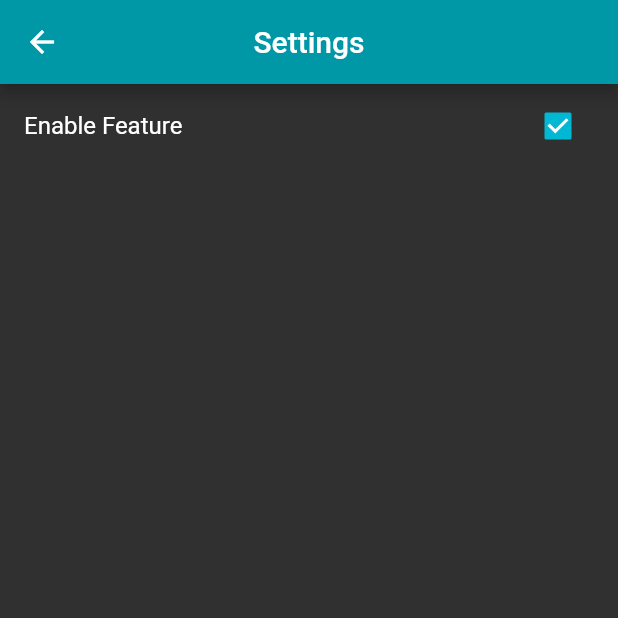
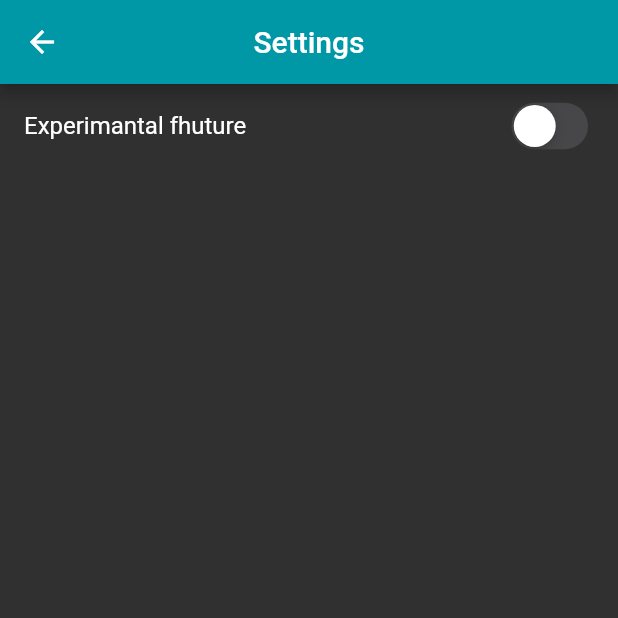
Before and after one commit to jaanonim/Homework, a Flutter app: the Settings screen opened by its route, on a phone screen of 412 x 824 dp, the top half of it. Run offline on Flutter 3.47's test engine with Material 2 defaults, Android fonts, the light colour scheme and no system bars; our stand-ins replace image_picker; missing offline and left inert: drag_and_drop_gridview.

Commit message:
settings setup

```diff
--- /dev/null
+++ b/lib/models/settings_data.dart
@@ -0,0 +1,16 @@
+import 'package:flutter/foundation.dart';
+import 'package:homework/services/file_service.dart';
+
+class SettingsData with ChangeNotifier{
+  bool isActive = false;
+
+  void saveAndRefresh() {
+    writeSettings(this);
+    notifyListeners();
+  }
+
+  void setActive(bool b){
+    isActive = b;
+    saveAndRefresh();
+  }
+}
--- a/lib/screens/home/home.dart
+++ b/lib/screens/home/home.dart
@@ -9,6 +9,8 @@ import 'package:provider/provider.dart';
 
 class Home extends StatelessWidget {
   final controller = TextEditingController();
+
+  Future<void> _getData() async {}
 
   @override
   Widget build(BuildContext context) {
@@ -32,7 +34,7 @@ class Home extends StatelessWidget {
         ),
       ),
       drawer: Menu(),
-      body: Body(),
+      body: RefreshIndicator(child: Body(), onRefresh: _getData,),
       floatingActionButton: FloatingActionButton(
         onPressed: () {
           inputPopup(context, "Create new homework:", "Create", controller, () {
--- a/lib/screens/settings/settings.dart
+++ b/lib/screens/settings/settings.dart
@@ -1,32 +1,32 @@
+import 'package:flutter/cupertino.dart';
 import 'package:flutter/material.dart';
+import 'package:homework/models/settings_data.dart';
+import 'package:provider/provider.dart';
 
-class Settings extends StatefulWidget {
-  @override
-  _SettingsState createState() => _SettingsState();
-}
+class Settings extends StatelessWidget {
 
-class _SettingsState extends State<Settings> {
   @override
   Widget build(BuildContext context) {
+    final SettingsData data = Provider.of<SettingsData>(context);
+
     return Scaffold(
       appBar: AppBar(
         title: Text("Settings"),
         centerTitle: true,
       ),
-      body: ListView(children: <Widget>[
-        ListTile(
-          title: Text('Enable Feature'),
-          trailing: Checkbox(
-            value: true,
-            onChanged: (val) {
-              setState(() {});
-            },
+      body: ListView(children: [
+        MergeSemantics(
+          child: ListTile(
+            title: Text('Experimantal fhuture'),
+            trailing: CupertinoSwitch(
+              value: data.isActive,
+              onChanged: (bool value) { data.setActive(value); },
+              activeColor: Theme.of(context).accentColor,
+            ),
+            onTap: () {data.setActive(!data.isActive);},
           ),
-          onTap: () {
-            setState(() {});
-          },
         )
-      ]),
+      ],)
     );
   }
 }
--- a/pubspec.yaml
+++ b/pubspec.yaml
@@ -27,7 +27,6 @@ dependencies:
   image_picker: ^0.6.7+17
   path_provider: ^1.6.24
   provider: ^4.3.2+3
-
 
   # The following adds the Cupertino Icons font to your application.
   # Use with the CupertinoIcons class for iOS style icons.
```
Also changed, not shown: lib/main.dart (+5 -2 lines), lib/models/hierarchy.dart (+6 -7 lines), lib/services/file_service.dart (+32 -10 lines).
